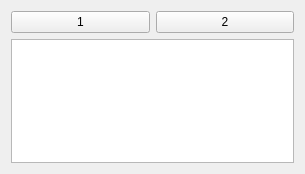
Above: 5/multi_signals_one_slot.ui from ba-ya/test_own_func before the change. Below: the same form after it.
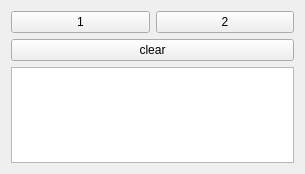
That is the form after the change. Custom widgets are drawn as their Qt base class.

Commit message: feat: 5multi_signals_one_slot

Patch:
```diff
--- a/5/multi_signals_one_slot.ui
+++ b/5/multi_signals_one_slot.ui
@@ -28,9 +28,16 @@
      </property>
     </widget>
    </item>
-   <item row="1" column="0" colspan="2">
+   <item row="2" column="0" colspan="2">
     <widget class="QTextEdit" name="info"/>
    </item>
+   <item row="1" column="0" colspan="2">
+    <widget class="QPushButton" name="btn_clear">
+     <property name="text">
+      <string>clear</string>
+     </property>
+    </widget>
+   </item>
   </layout>
  </widget>
  <customwidgets>
```
The commit also changes 3 other files.
